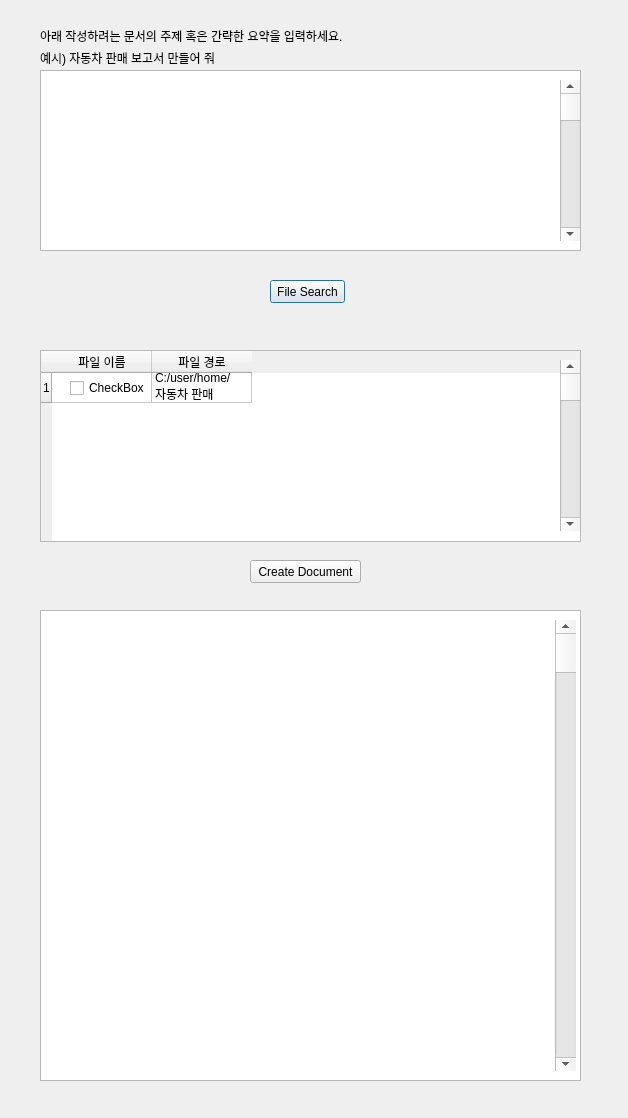
Before: the Qt Designer form test.ui in xioix94/document-maker, drawn with Qt 5.
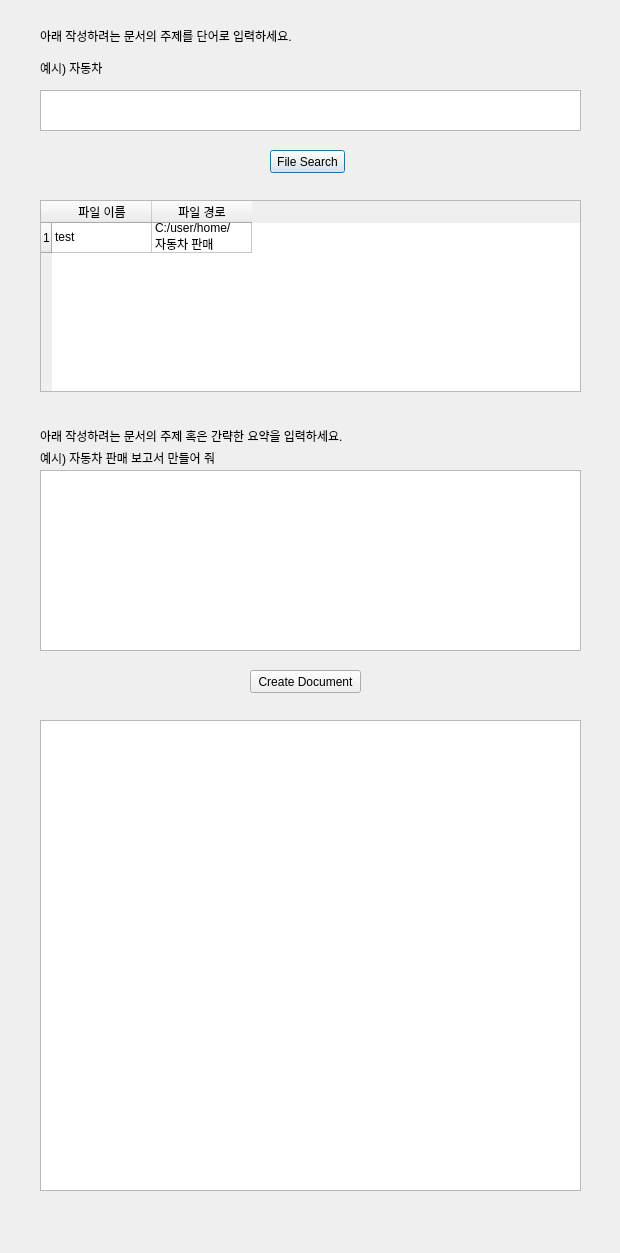
After: the same form once the commit is applied.

Commit message: fix: add row from 1 to 500, removed check box

Patch:
```diff
--- a/test.ui
+++ b/test.ui
@@ -6,8 +6,8 @@
    <rect>
     <x>0</x>
     <y>0</y>
-    <width>628</width>
-    <height>1118</height>
+    <width>620</width>
+    <height>1253</height>
    </rect>
   </property>
   <property name="windowTitle">
@@ -17,7 +17,7 @@
    <property name="geometry">
     <rect>
      <x>40</x>
-     <y>20</y>
+     <y>420</y>
      <width>471</width>
      <height>31</height>
     </rect>
@@ -30,7 +30,7 @@
    <property name="geometry">
     <rect>
      <x>40</x>
-     <y>70</y>
+     <y>470</y>
      <width>541</width>
      <height>181</height>
     </rect>
@@ -40,7 +40,7 @@
    <property name="geometry">
     <rect>
      <x>40</x>
-     <y>50</y>
+     <y>450</y>
      <width>401</width>
      <height>16</height>
     </rect>
@@ -53,7 +53,7 @@
    <property name="geometry">
     <rect>
      <x>270</x>
-     <y>280</y>
+     <y>150</y>
      <width>75</width>
      <height>23</height>
     </rect>
@@ -66,7 +66,7 @@
    <property name="geometry">
     <rect>
      <x>40</x>
-     <y>610</y>
+     <y>720</y>
      <width>541</width>
      <height>471</height>
     </rect>
@@ -76,7 +76,7 @@
    <property name="geometry">
     <rect>
      <x>250</x>
-     <y>560</y>
+     <y>670</y>
      <width>111</width>
      <height>23</height>
     </rect>
@@ -85,24 +85,11 @@
     <string>Create Document</string>
    </property>
   </widget>
-  <widget class="QScrollBar" name="verticalScrollBar_3">
-   <property name="geometry">
-    <rect>
-     <x>555</x>
-     <y>620</y>
-     <width>21</width>
-     <height>451</height>
-    </rect>
-   </property>
-   <property name="orientation">
-    <enum>Qt::Vertical</enum>
-   </property>
-  </widget>
   <widget class="QTableWidget" name="tableWidget">
    <property name="geometry">
     <rect>
      <x>40</x>
-     <y>350</y>
+     <y>200</y>
      <width>541</width>
      <height>192</height>
     </rect>
@@ -122,49 +109,51 @@
      <string>파일 경로</string>
     </property>
    </column>
+   <item row="0" column="0">
+    <property name="text">
+     <string>test</string>
+    </property>
+   </item>
    <item row="0" column="1">
     <property name="text">
      <string>C:/user/home/자동차 판매</string>
     </property>
    </item>
   </widget>
-  <widget class="QCheckBox" name="checkBox">
+  <widget class="QTextEdit" name="textEdit_2">
    <property name="geometry">
     <rect>
-     <x>70</x>
-     <y>380</y>
-     <width>81</width>
+     <x>40</x>
+     <y>90</y>
+     <width>541</width>
+     <height>41</height>
+    </rect>
+   </property>
+  </widget>
+  <widget class="QLabel" name="label_3">
+   <property name="geometry">
+    <rect>
+     <x>40</x>
+     <y>60</y>
+     <width>401</width>
      <height>16</height>
     </rect>
    </property>
    <property name="text">
-    <string>CheckBox</string>
+    <string>예시) 자동차</string>
    </property>
   </widget>
-  <widget class="QScrollBar" name="verticalScrollBar">
+  <widget class="QLabel" name="label_4">
    <property name="geometry">
     <rect>
-     <x>560</x>
-     <y>360</y>
-     <width>20</width>
-     <height>171</height>
+     <x>40</x>
+     <y>20</y>
+     <width>471</width>
+     <height>31</height>
     </rect>
    </property>
-   <property name="orientation">
-    <enum>Qt::Vertical</enum>
-   </property>
-  </widget>
-  <widget class="QScrollBar" name="verticalScrollBar_2">
-   <property name="geometry">
-    <rect>
-     <x>560</x>
-     <y>80</y>
-     <width>20</width>
-     <height>161</height>
-    </rect>
-   </property>
-   <property name="orientation">
-    <enum>Qt::Vertical</enum>
+   <property name="text">
+    <string>아래 작성하려는 문서의 주제를 단어로 입력하세요.</string>
    </property>
   </widget>
  </widget>
```
The commit also changes 2 other files.
